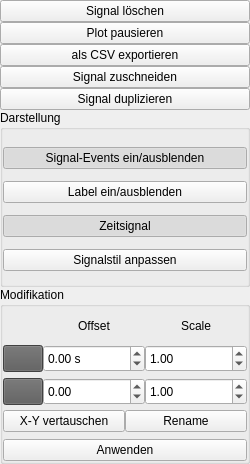
The window that RTOC/RTOC_GUI/ui/signalWidget2.ui (Haschtl/RealTimeOpenControl) describes before a commit, drawn with Qt 5.
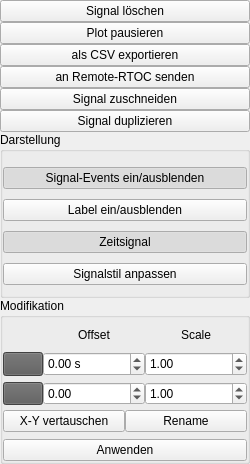
The same window after the commit. Icons and pictures are not drawn.

```diff
--- a/RTOC/RTOC_GUI/ui/signalWidget2.ui
+++ b/RTOC/RTOC_GUI/ui/signalWidget2.ui
@@ -131,6 +131,38 @@
      </property>
     </widget>
    </item>
+   <item>
+    <widget class="QPushButton" name="sendRemoteButton">
+     <property name="sizePolicy">
+      <sizepolicy hsizetype="Minimum" vsizetype="Fixed">
+       <horstretch>0</horstretch>
+       <verstretch>0</verstretch>
+      </sizepolicy>
+     </property>
+     <property name="toolTip">
+      <string>Signal als CSV-Datei exportieren</string>
+     </property>
+     <property name="statusTip">
+      <string>Signal als CSV-Datei exportieren</string>
+     </property>
+     <property name="layoutDirection">
+      <enum>Qt::LeftToRight</enum>
+     </property>
+     <property name="text">
+      <string>an Remote-RTOC senden</string>
+     </property>
+     <property name="icon">
+      <iconset>
+       <normaloff>icons/icons8-job-liste-senden-filled-96.png</normaloff>icons/icons8-job-liste-senden-filled-96.png</iconset>
+     </property>
+     <property name="iconSize">
+      <size>
+       <width>20</width>
+       <height>20</height>
+      </size>
+     </property>
+    </widget>
+   </item>
    <item>
     <widget class="QPushButton" name="cutButton">
      <property name="sizePolicy">
```
